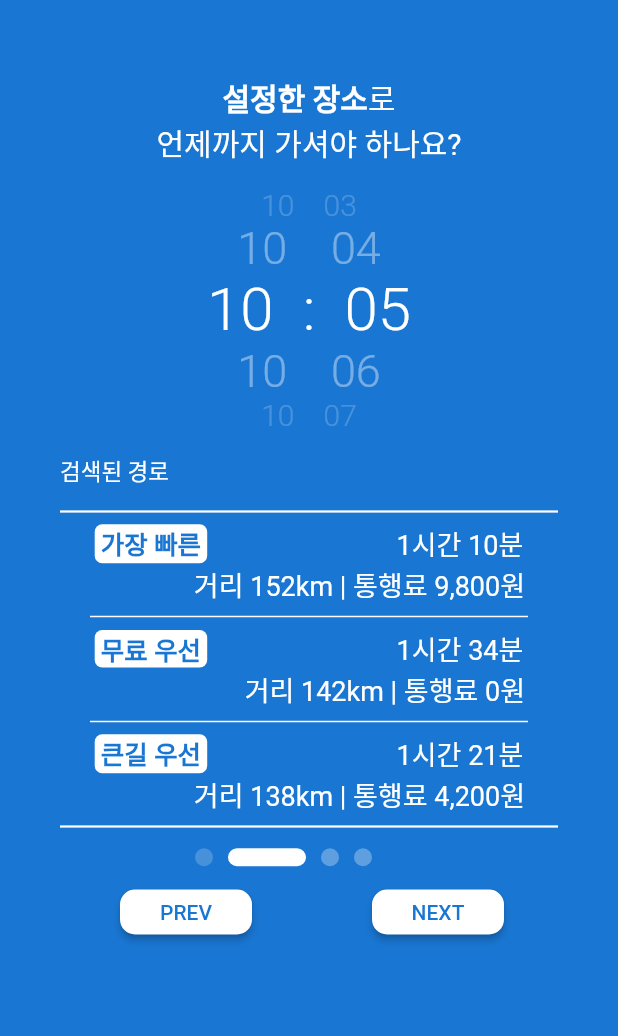
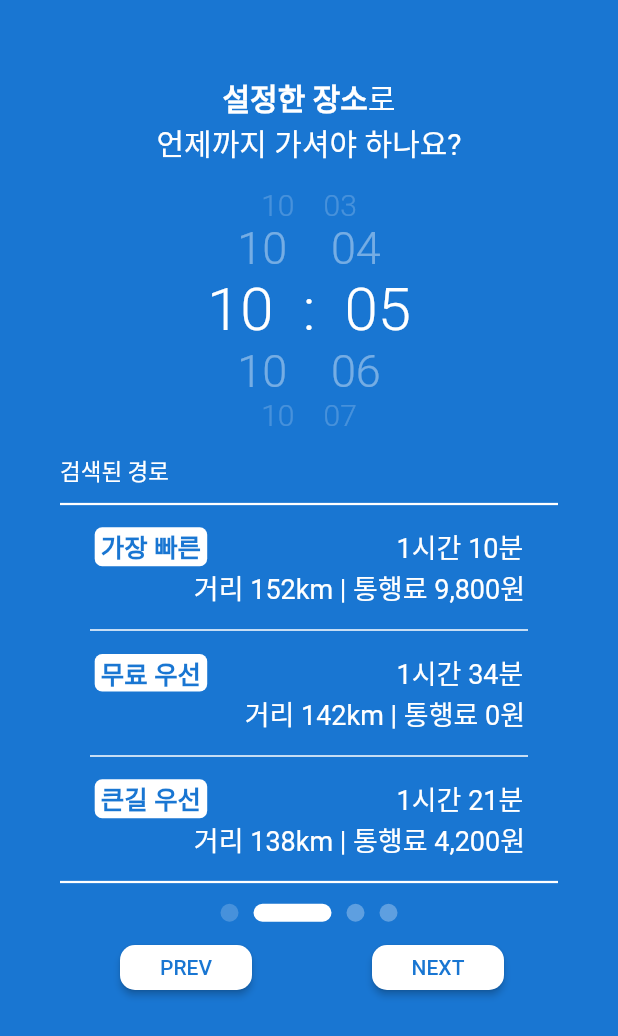
Before and after one commit to yso009/alvis_flutter, a Flutter app: the screen it shows after launch, after a tap on "NEXT", on a phone screen of 412 x 824 dp. Shown: the top 1036 px of the screen. Run offline on Flutter 3.47's test engine with Material 2 defaults, Android fonts, the phone set to English and light mode, and no system bars.

Commit message:
refactor main, secondpage

```diff
--- a/lib/main.dart
+++ b/lib/main.dart
@@ -186,10 +186,11 @@ class FirstRoute extends StatelessWidget {
             ),
 
             Row(
+                mainAxisAlignment: MainAxisAlignment.center,
+
                 children: <Widget>[
                   SizedBox(
                     height: 25,
-                    width: 130,
                   ),
                   Center(
                     child: Container(
--- a/lib/secondroute.dart
+++ b/lib/secondroute.dart
@@ -75,7 +75,7 @@ class SecondRoute extends StatelessWidget {
                   children: <Widget>[
                     SizedBox(
                       width: 40,
-                      height: 30,
+                      height: 25,
                     ),
                     Text('검색된 경로', style: TextStyle(
                       color: Colors.white,
@@ -92,6 +92,10 @@ class SecondRoute extends StatelessWidget {
                 endIndent: 40.0,
                 indent: 40.0,
               ),
+              SizedBox(
+                height: 7,
+              )
+              ,
 
               Row(
                 mainAxisAlignment: MainAxisAlignment.spaceAround,
@@ -132,12 +136,20 @@ class SecondRoute extends StatelessWidget {
                       ),),
                   ),],
               ),
+              SizedBox(
+                height: 7,
+              )
+              ,
               Divider(
                 color: Colors.white,
                 thickness: 1.0,
                 endIndent: 60.0,
                 indent: 60.0,
               ),
+              SizedBox(
+                height: 7,
+              )
+              ,
 
               Row(
                 mainAxisAlignment: MainAxisAlignment.spaceAround,
@@ -178,12 +190,20 @@ class SecondRoute extends StatelessWidget {
                       ),),
                   ),],
               ),
+              SizedBox(
+                height: 7,
+              )
+              ,
               Divider(
                 color: Colors.white,
                 thickness: 1.0,
                 endIndent: 60.0,
                 indent: 60.0,
               ),
+              SizedBox(
+                height: 7,
+              )
+              ,
 
               Row(
                 mainAxisAlignment: MainAxisAlignment.spaceAround,
@@ -224,6 +244,10 @@ class SecondRoute extends StatelessWidget {
                       ),),
                   ),],
               ),
+              SizedBox(
+                height: 7,
+              )
+              ,
               Divider(
                 color: Colors.white,
                 thickness: 1.5,
@@ -232,10 +256,11 @@ class SecondRoute extends StatelessWidget {
               ),
 
               Row(
+                  mainAxisAlignment: MainAxisAlignment.center,
+
                   children: <Widget>[
                     SizedBox(
                       height: 25,
-                      width: 130,
                     ),
                     Opacity(opacity: 0.2,child: Container(
                       decoration: BoxDecoration(
```
